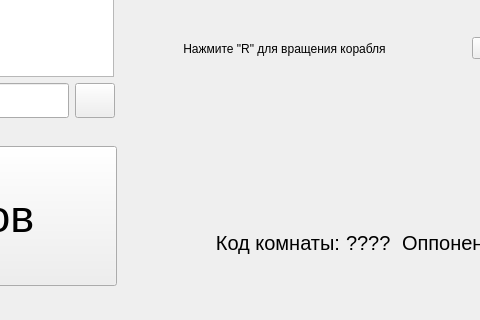
The window that Sea_Battle_Client/UI/mainwindow.ui (Bananka123321/Sea_Battle) describes before a commit, drawn with Qt 5; both pictures show x 193 to 673 and y 400 to 720 of the 960 by 720 pixel window.
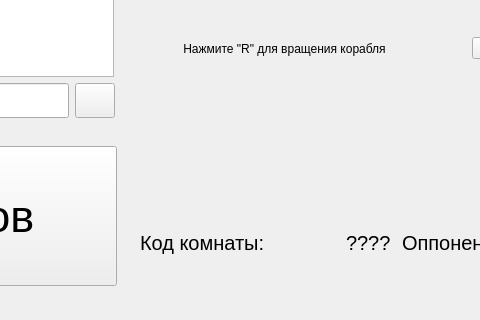
The same window after the commit. Icons and pictures are not drawn.

Diff of the .ui file:
```diff
--- a/Sea_Battle_Client/UI/mainwindow.ui
+++ b/Sea_Battle_Client/UI/mainwindow.ui
@@ -659,8 +659,8 @@
                <property name="text">
                 <string>Код комнаты:</string>
                </property>
-               <property name="alignment">
-                <set>Qt::AlignmentFlag::AlignRight|Qt::AlignmentFlag::AlignTrailing|Qt::AlignmentFlag::AlignVCenter</set>
+               <property name="textInteractionFlags">
+                <set>Qt::NoTextInteraction</set>
                </property>
               </widget>
              </item>
```
Left out of the diff: 47 changed lines with no effect on the pictures.
